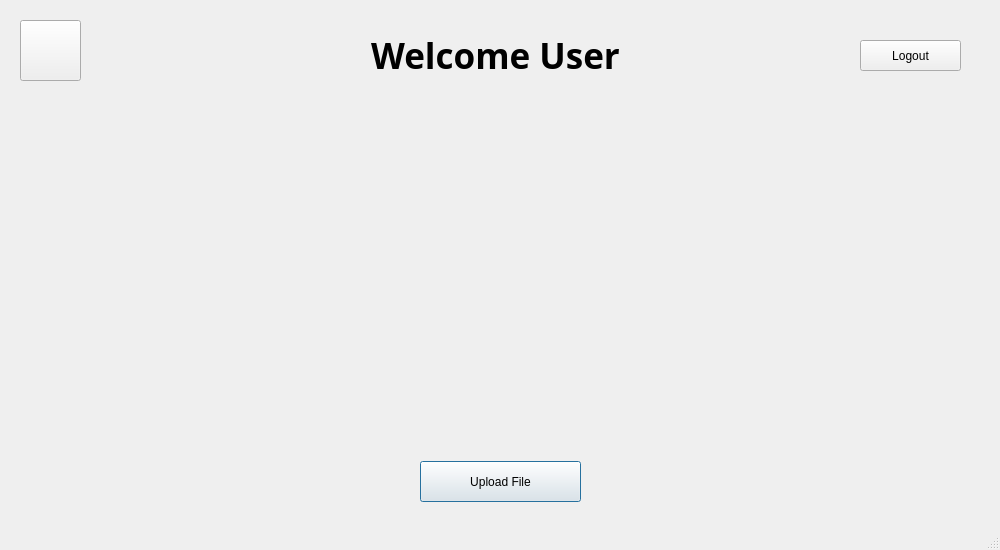
Above: Main/client/gui/ui/user.ui from SuperName3102/Final-Project before the change. Below: the same form after it.
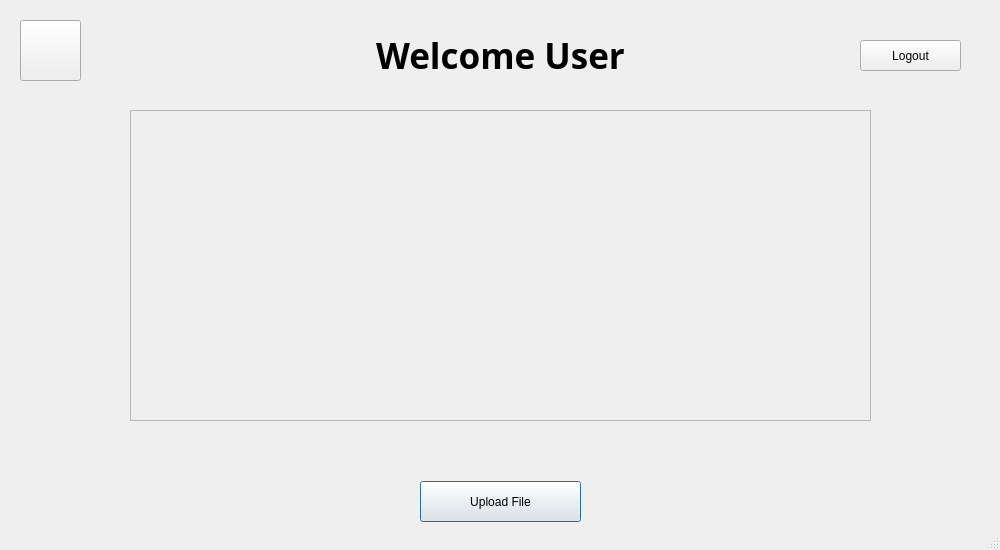
That is the form after the change.

Patch:
```diff
--- a/Main/client/gui/ui/user.ui
+++ b/Main/client/gui/ui/user.ui
@@ -30,9 +30,9 @@
    <widget class="QLabel" name="main_text">
     <property name="geometry">
      <rect>
-      <x>280</x>
+      <x>290</x>
       <y>30</y>
-      <width>431</width>
+      <width>421</width>
       <height>51</height>
      </rect>
     </property>
@@ -98,7 +98,7 @@
     <property name="geometry">
      <rect>
       <x>420</x>
-      <y>461</y>
+      <y>481</y>
       <width>161</width>
       <height>41</height>
      </rect>
@@ -123,7 +123,7 @@
     <property name="geometry">
      <rect>
       <x>0</x>
-      <y>410</y>
+      <y>440</y>
       <width>1001</width>
       <height>41</height>
      </rect>
@@ -139,7 +139,7 @@
     <property name="geometry">
      <rect>
       <x>0</x>
-      <y>410</y>
+      <y>430</y>
       <width>1001</width>
       <height>41</height>
      </rect>
@@ -151,6 +151,54 @@
      <set>Qt::AlignmentFlag::AlignCenter</set>
     </property>
    </widget>
+   <widget class="QLabel" name="cwd">
+    <property name="geometry">
+     <rect>
+      <x>0</x>
+      <y>80</y>
+      <width>1001</width>
+      <height>31</height>
+     </rect>
+    </property>
+    <property name="text">
+     <string/>
+    </property>
+    <property name="alignment">
+     <set>Qt::AlignmentFlag::AlignCenter</set>
+    </property>
+   </widget>
+   <widget class="QScrollArea" name="scrollFiles">
+    <property name="geometry">
+     <rect>
+      <x>130</x>
+      <y>110</y>
+      <width>741</width>
+      <height>311</height>
+     </rect>
+    </property>
+    <property name="verticalScrollBarPolicy">
+     <enum>Qt::ScrollBarPolicy::ScrollBarAsNeeded</enum>
+    </property>
+    <property name="horizontalScrollBarPolicy">
+     <enum>Qt::ScrollBarPolicy::ScrollBarAsNeeded</enum>
+    </property>
+    <property name="widgetResizable">
+     <bool>true</bool>
+    </property>
+    <property name="alignment">
+     <set>Qt::AlignmentFlag::AlignLeading|Qt::AlignmentFlag::AlignLeft|Qt::AlignmentFlag::AlignTop</set>
+    </property>
+    <widget class="QWidget" name="files">
+     <property name="geometry">
+      <rect>
+       <x>0</x>
+       <y>0</y>
+       <width>739</width>
+       <height>309</height>
+      </rect>
+     </property>
+    </widget>
+   </widget>
   </widget>
   <widget class="QStatusBar" name="statusbar"/>
  </widget>
```
